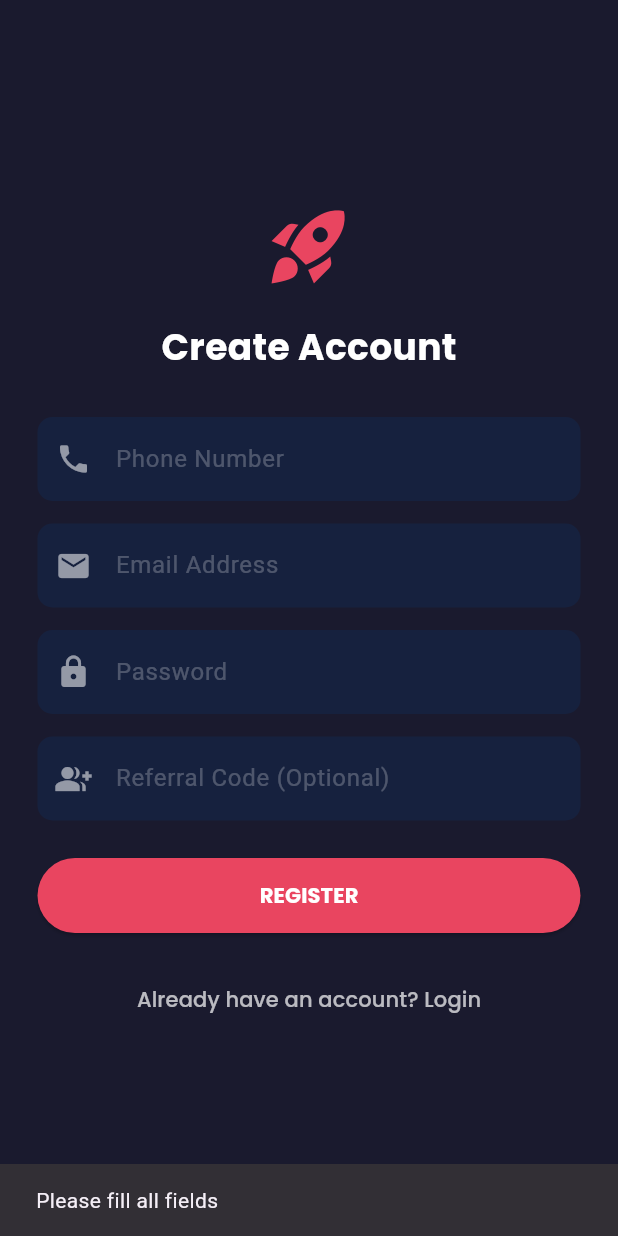
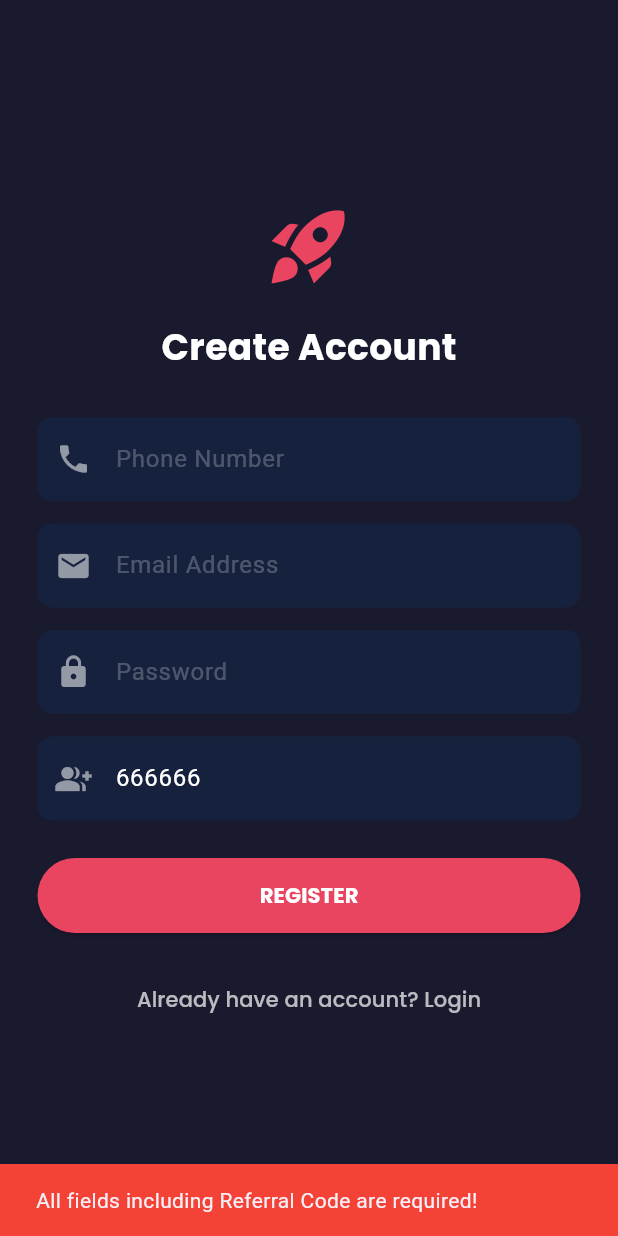
Before and after one commit to bhumialokesh96-netizen/WinMate, a Flutter app: the RegisterScreen screen opened directly, after a tap on "REGISTER", on a phone screen of 412 x 824 dp. Run offline on Flutter 3.47's test engine with Material 3 defaults, Android fonts, the phone set to English and light mode, and no system bars; our stand-ins replace google_fonts, supabase_flutter; accounts and stored records are empty.

Commit message:
update register_screen.dart

```diff
--- a/lib/features/auth/register_screen.dart
+++ b/lib/features/auth/register_screen.dart
@@ -16,31 +16,40 @@ class _RegisterScreenState extends State<RegisterScreen> {
   final _emailController = TextEditingController();
   final _phoneController = TextEditingController();
   final _passwordController = TextEditingController();
-  final _referralController = TextEditingController();
+  // 1. Set Default Company Code here
+  final _referralController = TextEditingController(text: "666666");
+
   bool isLoading = false;
 
   Future<void> _signUp() async {
-    if (_emailController.text.isEmpty || _passwordController.text.isEmpty) {
-      ScaffoldMessenger.of(context).showSnackBar(const SnackBar(content: Text("Please fill all fields")));
+    // 2. Added check for Referral Controller and Phone
+    if (_emailController.text.isEmpty ||
+        _passwordController.text.isEmpty ||
+        _phoneController.text.isEmpty ||
+        _referralController.text.isEmpty) {
+      ScaffoldMessenger.of(context).showSnackBar(
+        const SnackBar(
+          content: Text("All fields including Referral Code are required!"),
+          backgroundColor: Colors.red
+        )
+      );
       return;
     }
 
     setState(() => isLoading = true);
 
     try {
-      // 1. Sign Up (Supabase sends OTP automatically if Email Confirm is on)
       await supabase.auth.signUp(
         email: _emailController.text.trim(),
         password: _passwordController.text.trim(),
         data: {
           'phone': _phoneController.text.trim(),
-          'referred_by': _referralController.text.trim(),
+          'referred_by': _referralController.text.trim(), // Sends 666666 or user code
         },
       );
 
       if (mounted) {
         setState(() => isLoading = false);
-        // 2. Show OTP Dialog
         _showOtpDialog(_emailController.text.trim());
       }
 
@@ -59,7 +68,7 @@ class _RegisterScreenState extends State<RegisterScreen> {
     final otpController = TextEditingController();
     showDialog(
       context: context,
-      barrierDismissible: false, // Force user to enter OTP
+      barrierDismissible: false,
       builder: (context) => AlertDialog(
         backgroundColor: const Color(0xFF16213E),
         title: Text("Verify Email", style: GoogleFonts.poppins(color: Colors.white)),
@@ -85,14 +94,13 @@ class _RegisterScreenState extends State<RegisterScreen> {
         ),
         actions: [
           TextButton(
-            onPressed: () => Navigator.pop(context), // Cancel
+            onPressed: () => Navigator.pop(context),
             child: const Text("Cancel"),
           ),
           ElevatedButton(
             style: ElevatedButton.styleFrom(backgroundColor: const Color(0xFFE94560)),
             onPressed: () async {
               try {
-                // 3. Verify OTP
                 final res = await supabase.auth.verifyOTP(
                   type: OtpType.signup,
                   token: otpController.text.trim(),
@@ -100,7 +108,7 @@ class _RegisterScreenState extends State<RegisterScreen> {
                 );
 
                 if (res.session != null && context.mounted) {
-                  Navigator.pop(context); // Close Dialog
+                  Navigator.pop(context);
                   Navigator.pushReplacement(context, MaterialPageRoute(builder: (_) => const MainNavScreen()));
                 }
               } catch (e) {
@@ -135,7 +143,8 @@ class _RegisterScreenState extends State<RegisterScreen> {
               const SizedBox(height: 15),
               _buildTextField(_passwordController, "Password", Icons.lock, TextInputType.text, isPassword: true),
               const SizedBox(height: 15),
-              _buildTextField(_referralController, "Referral Code (Optional)", Icons.group_add, TextInputType.text),
+              // 3. Updated Label (Removed 'Optional')
+              _buildTextField(_referralController, "Referral Code", Icons.group_add, TextInputType.text),
               const SizedBox(height: 25),
 
               SizedBox(
@@ -151,7 +160,12 @@ class _RegisterScreenState extends State<RegisterScreen> {
               ),
               const SizedBox(height: 20),
               TextButton(
-                onPressed: () => Navigator.pop(context),
+                onPressed: () {
+                  Navigator.pushReplacement(
+                    context,
+                    MaterialPageRoute(builder: (context) => const LoginScreen())
+                  );
+                },
                 child: Text("Already have an account? Login", style: GoogleFonts.poppins(color: Colors.white70)),
               )
             ],
```
